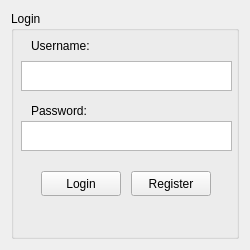
ErikNguyen20/CS1C_ClassProject_G3, file ClassProject2DModelerG3/loginwindow.ui: the form before one commit.
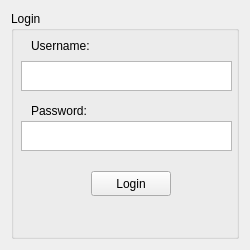
The form after the commit.

Patch:
```diff
--- a/ClassProject2DModelerG3/loginwindow.ui
+++ b/ClassProject2DModelerG3/loginwindow.ui
@@ -64,7 +64,7 @@
      <widget class="QPushButton" name="loginButton">
       <property name="geometry">
        <rect>
-        <x>30</x>
+        <x>80</x>
         <y>160</y>
         <width>80</width>
         <height>25</height>
@@ -84,19 +84,6 @@
        </rect>
       </property>
      </widget>
-     <widget class="QPushButton" name="registerButton">
-      <property name="geometry">
-       <rect>
-        <x>120</x>
-        <y>160</y>
-        <width>80</width>
-        <height>25</height>
-       </rect>
-      </property>
-      <property name="text">
-       <string>Register</string>
-      </property>
-     </widget>
     </widget>
    </item>
   </layout>
```
